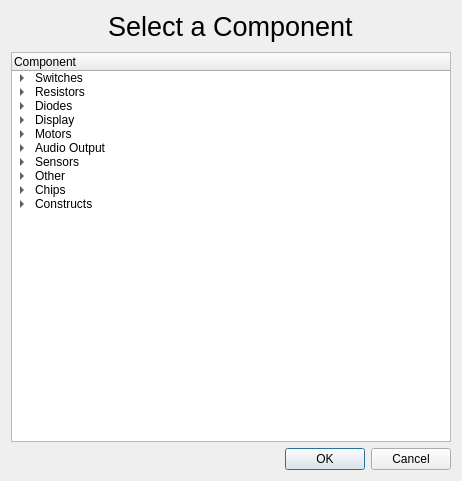
First picture: the form in microstation/ui/create_component.ui, repository TheCheese42/microstation, before the edit.
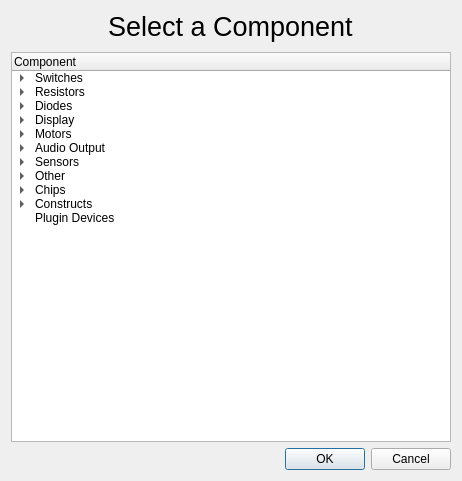
Second picture: the form after the edit. Icons and pictures are not drawn.

Commit message: Added plugin api for auto activaters, signals, slots, managers and devices

Patch:
```diff
--- a/microstation/ui/create_component.ui
+++ b/microstation/ui/create_component.ui
@@ -344,6 +344,11 @@
        </property>
       </item>
      </item>
+     <item>
+      <property name="text">
+       <string>Plugin Devices</string>
+      </property>
+     </item>
     </widget>
    </item>
    <item>
```
The commit also changes 10 other files.
